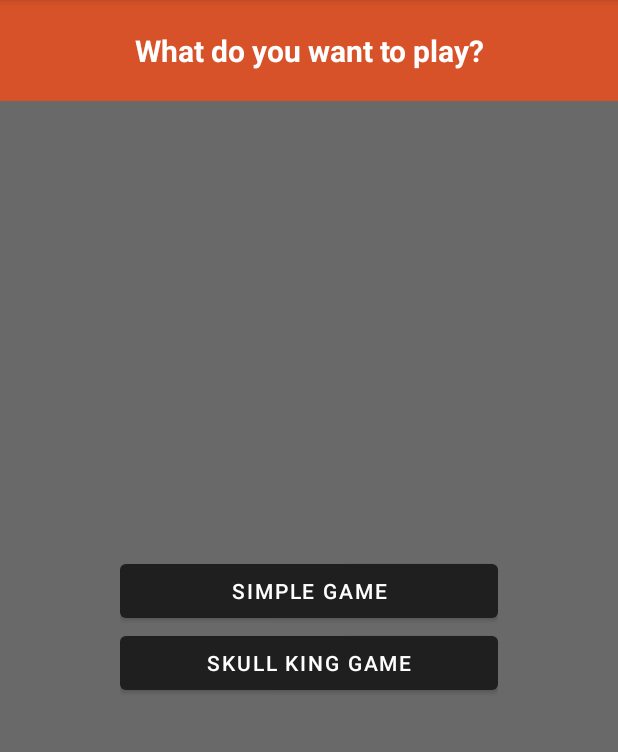
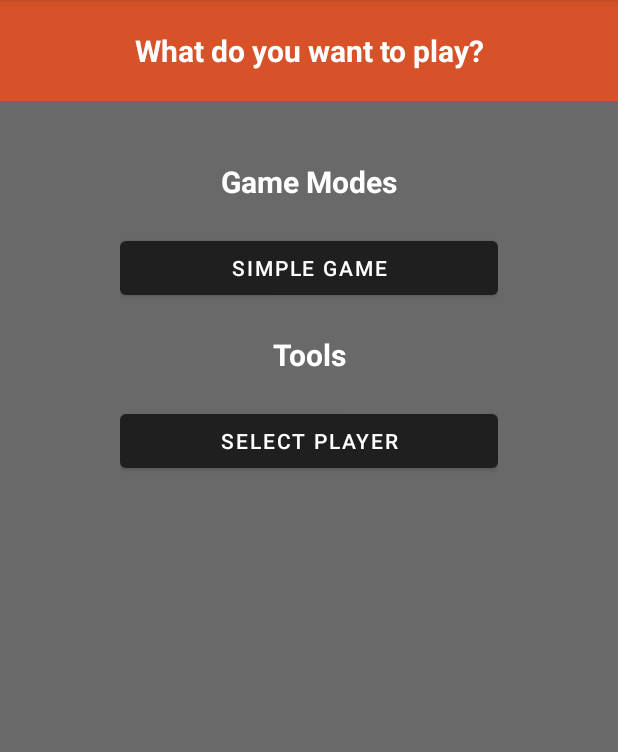
Before and after one commit to jpohlmeyer/scorekeeperkotlin, an Android app: the screen it shows after launch (MainActivity), on a phone screen of 412 x 824 dp, the part 84-836 px from its top. Run offline under Robolectric (Android 15) with nearby library versions, the phone set to English and light mode, and no system bars; our stand-ins replace Dagger/Hilt's generated code.

Commit message:
Update and start developing select player screen

```diff
--- a/app/src/main/AndroidManifest.xml
+++ b/app/src/main/AndroidManifest.xml
@@ -1,6 +1,5 @@
 <?xml version="1.0" encoding="utf-8"?>
-<manifest xmlns:android="http://schemas.android.com/apk/res/android"
-    package="com.github.jpohlmeyer.scorekeeperkotlin">
+<manifest xmlns:android="http://schemas.android.com/apk/res/android">
 
     <application
         android:name=".ScoreKeeperApplication"
--- a/app/src/main/java/com/github/jpohlmeyer/scorekeeperkotlin/model/GameType.kt
+++ b/app/src/main/java/com/github/jpohlmeyer/scorekeeperkotlin/model/GameType.kt
@@ -6,5 +6,6 @@ import kotlin.reflect.KClass
 
 enum class GameType(val gameTypeName: String, val gameClass: KClass<out Game>){
     SIMPLE_GAME("Simple Game", SimpleGame::class),
-    SKULL_KING_GAME("Skull King Game", SkullKingGame::class)
+//    TODO
+//    SKULL_KING_GAME("Skull King Game", SkullKingGame::class)
 }
--- a/app/src/main/java/com/github/jpohlmeyer/scorekeeperkotlin/screens/start/StartFragment.kt
+++ b/app/src/main/java/com/github/jpohlmeyer/scorekeeperkotlin/screens/start/StartFragment.kt
@@ -30,13 +30,17 @@ class StartFragment : Fragment() {
     }
 
     override fun onViewCreated(view: View, savedInstanceState: Bundle?) {
+        binding.selectPlayerButton.setOnClickListener {
+            val action = StartFragmentDirections.actionStartFragmentToSelectPlayerFragment()
+            findNavController().navigate(action)
+        }
         viewModel.gameList.forEach { gameType ->
             val button = MaterialButton(requireContext())
             val layoutParams = LinearLayout.LayoutParams(LinearLayout.LayoutParams.MATCH_PARENT,
                 LinearLayout.LayoutParams.WRAP_CONTENT)
             button.layoutParams = layoutParams
             button.text = gameType.gameTypeName
-            button.setOnClickListener { view ->
+            button.setOnClickListener {
                 viewModel.setGame(gameType.gameClass.primaryConstructor!!.call())
                 val action = StartFragmentDirections.actionStartFragmentToAddPlayersFragment()
                 findNavController().navigate(action)
--- a/app/src/main/res/layout/fragment_start.xml
+++ b/app/src/main/res/layout/fragment_start.xml
@@ -27,18 +27,66 @@
     <ScrollView
         android:layout_width="match_parent"
         android:layout_height="wrap_content"
-        android:layout_marginStart="80dp"
-        android:layout_marginEnd="80dp"
+        app:layout_constraintBottom_toBottomOf="parent"
         app:layout_constraintLeft_toLeftOf="parent"
         app:layout_constraintRight_toRightOf="parent"
         app:layout_constraintTop_toBottomOf="@id/headline"
-        app:layout_constraintBottom_toBottomOf="parent">
+        android:layout_marginStart="80dp"
+        android:layout_marginEnd="80dp"
+        app:layout_constraintVertical_bias="0.0">
 
         <LinearLayout
-            android:id="@+id/gamelist"
             android:layout_width="match_parent"
             android:layout_height="wrap_content"
-            android:orientation="vertical" />
+            android:layout_marginTop="20dp"
+            android:orientation="vertical">
+
+            <TextView
+                android:id="@+id/gamemodes"
+                android:layout_width="match_parent"
+                android:layout_height="wrap_content"
+                android:background="@color/light_gray"
+                android:paddingTop="20dp"
+                android:paddingBottom="20dp"
+                android:text="Game Modes"
+                android:textAlignment="center"
+                android:textColor="@color/white"
+                android:textSize="20sp"
+                android:textStyle="bold"
+                app:layout_constraintLeft_toLeftOf="parent"
+                app:layout_constraintRight_toRightOf="parent"
+                app:layout_constraintTop_toTopOf="parent" />
+
+            <LinearLayout
+                android:id="@+id/gamelist"
+                android:layout_width="match_parent"
+                android:layout_height="wrap_content"
+                android:orientation="vertical" />
+
+            <TextView
+                android:id="@+id/tools"
+                android:layout_width="match_parent"
+                android:layout_height="wrap_content"
+                android:background="@color/light_gray"
+                android:paddingTop="20dp"
+                android:paddingBottom="20dp"
+                android:text="Tools"
+                android:textAlignment="center"
+                android:textColor="@color/white"
+                android:textSize="20sp"
+                android:textStyle="bold"
+                app:layout_constraintLeft_toLeftOf="parent"
+                app:layout_constraintRight_toRightOf="parent"
+                app:layout_constraintTop_toTopOf="parent" />
+
+            <com.google.android.material.button.MaterialButton
+                android:id="@+id/selectPlayerButton"
+                android:layout_width="match_parent"
+                android:layout_height="wrap_content"
+                android:text="Select player"
+                />
+
+        </LinearLayout>
 
     </ScrollView>
 
--- a/app/src/main/res/navigation/nav_graph.xml
+++ b/app/src/main/res/navigation/nav_graph.xml
@@ -25,6 +25,9 @@
         <action
             android:id="@+id/action_startFragment_to_addPlayersFragment"
             app:destination="@id/addPlayersFragment" />
+        <action
+            android:id="@+id/action_startFragment_to_selectPlayerFragment"
+            app:destination="@id/selectPlayerFragment" />
     </fragment>
     <fragment
         android:id="@+id/simpleGameFragment"
@@ -42,4 +45,12 @@
             android:id="@+id/action_skullKingGameFragment_to_startFragment"
             app:destination="@id/startFragment" />
     </fragment>
+    <fragment
+        android:id="@+id/selectPlayerFragment"
+        android:name="com.github.jpohlmeyer.scorekeeperkotlin.screens.selectplayer.SelectPlayerFragment"
+        android:label="fragment_select_player">
+        <action
+            android:id="@+id/action_selectPlayerFragment_to_startFragment"
+            app:destination="@id/startFragment" />
+    </fragment>
 </navigation>
```
Also changed, not shown: app/build.gradle (+14 -13 lines), app/src/main/java/com/github/jpohlmeyer/scorekeeperkotlin/screens/selectplayer/SelectPlayerFragment.kt (added, +36 -0 lines), app/src/main/java/com/github/jpohlmeyer/scorekeeperkotlin/screens/selectplayer/SelectPlayerView.kt (added, +44 -0 lines), app/src/main/res/layout/fragment_select_player.xml (added, +11 -0 lines), build.gradle (+4 -4 lines), gradle/wrapper/gradle-wrapper.properties.
